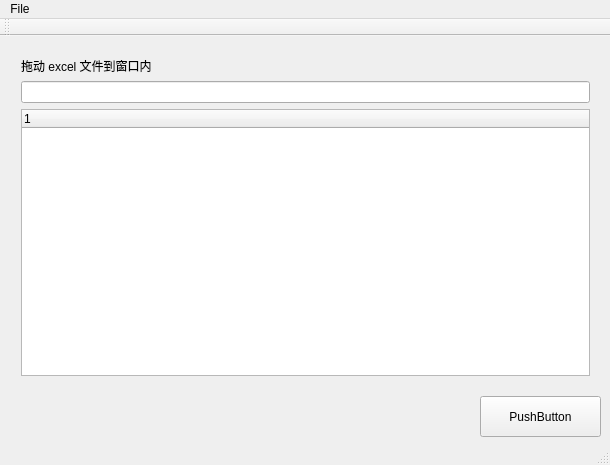
This is qt/DataExporter/DataExporter/mainwindow.ui in RayRiver/misc as Qt 5 draws it before an edit. The edited form follows.
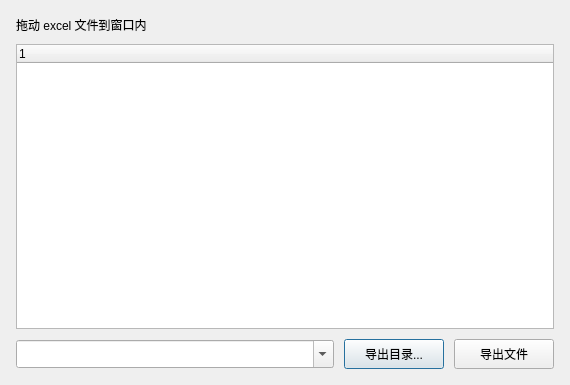
This is the edited form. Custom widgets are drawn as their Qt base class.

Commit message: 修改布局，加入输出路径设置

Diff of the .ui file:
```diff
--- a/qt/DataExporter/DataExporter/mainwindow.ui
+++ b/qt/DataExporter/DataExporter/mainwindow.ui
@@ -1,29 +1,51 @@
 <?xml version="1.0" encoding="UTF-8"?>
 <ui version="4.0">
- <class>MainWindowClass</class>
- <widget class="QMainWindow" name="MainWindowClass">
+ <class>Dialog</class>
+ <widget class="QDialog" name="Dialog">
   <property name="geometry">
    <rect>
     <x>0</x>
     <y>0</y>
-    <width>610</width>
-    <height>465</height>
+    <width>570</width>
+    <height>385</height>
    </rect>
   </property>
+  <property name="sizePolicy">
+   <sizepolicy hsizetype="MinimumExpanding" vsizetype="MinimumExpanding">
+    <horstretch>0</horstretch>
+    <verstretch>0</verstretch>
+   </sizepolicy>
+  </property>
   <property name="windowTitle">
    <string>MainWindow</string>
   </property>
-  <widget class="QWidget" name="centralWidget">
-   <widget class="QWidget" name="verticalLayoutWidget">
-    <property name="geometry">
-     <rect>
-      <x>10</x>
-      <y>10</y>
-      <width>591</width>
-      <height>341</height>
-     </rect>
-    </property>
-    <layout class="QVBoxLayout" name="verticalLayout">
+  <property name="sizeGripEnabled">
+   <bool>false</bool>
+  </property>
+  <property name="modal">
+   <bool>false</bool>
+  </property>
+  <layout class="QVBoxLayout" name="verticalLayout_2">
+   <item>
+    <layout class="QVBoxLayout" name="verticalLayout" stretch="0,0,0">
+     <property name="spacing">
+      <number>10</number>
+     </property>
+     <property name="sizeConstraint">
+      <enum>QLayout::SetDefaultConstraint</enum>
+     </property>
+     <property name="leftMargin">
+      <number>5</number>
+     </property>
+     <property name="topMargin">
+      <number>5</number>
+     </property>
+     <property name="rightMargin">
+      <number>5</number>
+     </property>
+     <property name="bottomMargin">
+      <number>5</number>
+     </property>
      <item>
       <widget class="QLabel" name="label">
        <property name="text">
@@ -31,11 +53,14 @@
        </property>
       </widget>
      </item>
-     <item>
-      <widget class="QLineEdit" name="lineEdit"/>
-     </item>
      <item>
       <widget class="DataTree" name="treeWidget">
+       <property name="minimumSize">
+        <size>
+         <width>0</width>
+         <height>200</height>
+        </size>
+       </property>
        <column>
         <property name="text">
          <string notr="true">1</string>
@@ -43,62 +68,65 @@
        </column>
       </widget>
      </item>
+     <item>
+      <layout class="QHBoxLayout" name="horizontalLayout">
+       <item>
+        <widget class="QComboBox" name="comboBox_exportPaths">
+         <property name="minimumSize">
+          <size>
+           <width>0</width>
+           <height>28</height>
+          </size>
+         </property>
+         <property name="editable">
+          <bool>true</bool>
+         </property>
+        </widget>
+       </item>
+       <item>
+        <widget class="QPushButton" name="pushButton_setExportPath">
+         <property name="minimumSize">
+          <size>
+           <width>0</width>
+           <height>30</height>
+          </size>
+         </property>
+         <property name="maximumSize">
+          <size>
+           <width>100</width>
+           <height>16777215</height>
+          </size>
+         </property>
+         <property name="text">
+          <string>导出目录...</string>
+         </property>
+        </widget>
+       </item>
+       <item>
+        <widget class="QPushButton" name="pushButton_exportData">
+         <property name="minimumSize">
+          <size>
+           <width>60</width>
+           <height>30</height>
+          </size>
+         </property>
+         <property name="maximumSize">
+          <size>
+           <width>100</width>
+           <height>16777215</height>
+          </size>
+         </property>
+         <property name="text">
+          <string>导出文件</string>
+         </property>
+        </widget>
+       </item>
+      </layout>
+     </item>
     </layout>
-   </widget>
-   <widget class="QPushButton" name="pushButton_exportData">
-    <property name="geometry">
-     <rect>
-      <x>480</x>
-      <y>360</y>
-      <width>121</width>
-      <height>41</height>
-     </rect>
-    </property>
-    <property name="text">
-     <string>PushButton</string>
-    </property>
-   </widget>
-  </widget>
-  <widget class="QMenuBar" name="menuBar">
-   <property name="geometry">
-    <rect>
-     <x>0</x>
-     <y>0</y>
-     <width>610</width>
-     <height>23</height>
-    </rect>
-   </property>
-   <widget class="QMenu" name="menu">
-    <property name="title">
-     <string>File</string>
-    </property>
-    <addaction name="actionOpen"/>
-    <addaction name="separator"/>
-    <addaction name="actionExit"/>
-   </widget>
-   <addaction name="menu"/>
-  </widget>
-  <widget class="QToolBar" name="mainToolBar">
-   <attribute name="toolBarArea">
-    <enum>TopToolBarArea</enum>
-   </attribute>
-   <attribute name="toolBarBreak">
-    <bool>false</bool>
-   </attribute>
-  </widget>
-  <widget class="QStatusBar" name="statusBar"/>
-  <action name="actionOpen">
-   <property name="text">
-    <string>Open</string>
-   </property>
-  </action>
-  <action name="actionExit">
-   <property name="text">
-    <string>Exit</string>
-   </property>
-  </action>
+   </item>
+  </layout>
  </widget>
- <layoutdefault spacing="6" margin="11"/>
  <customwidgets>
   <customwidget>
    <class>DataTree</class>
```
Left out of the diff: 6 changed lines with no effect on the pictures. The commit also changes 5 other files.
